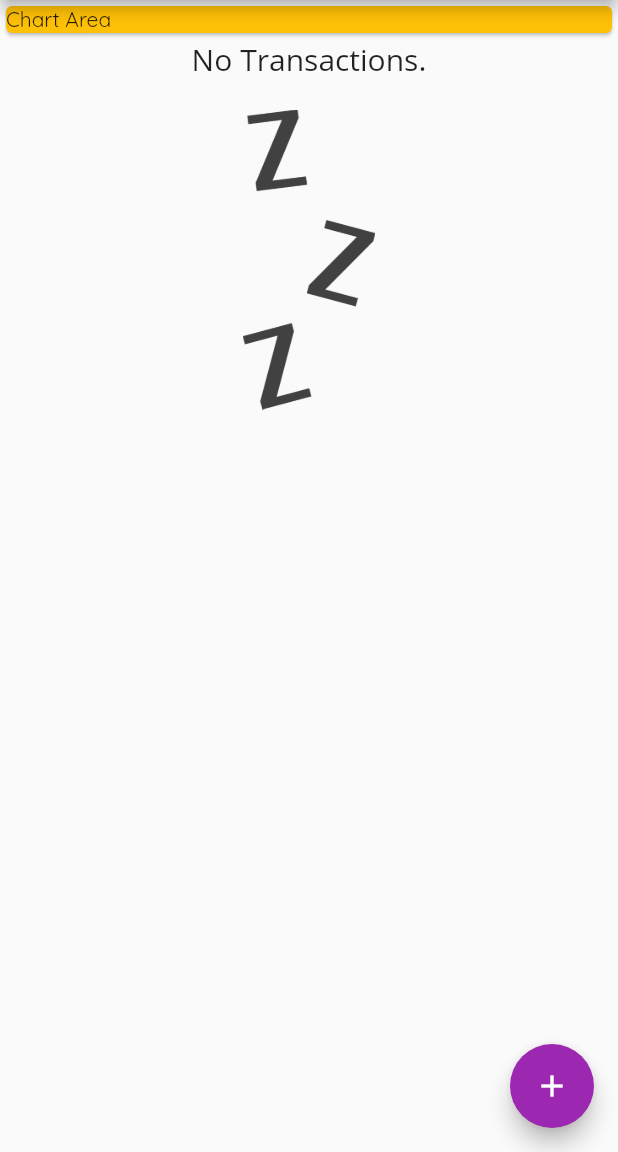
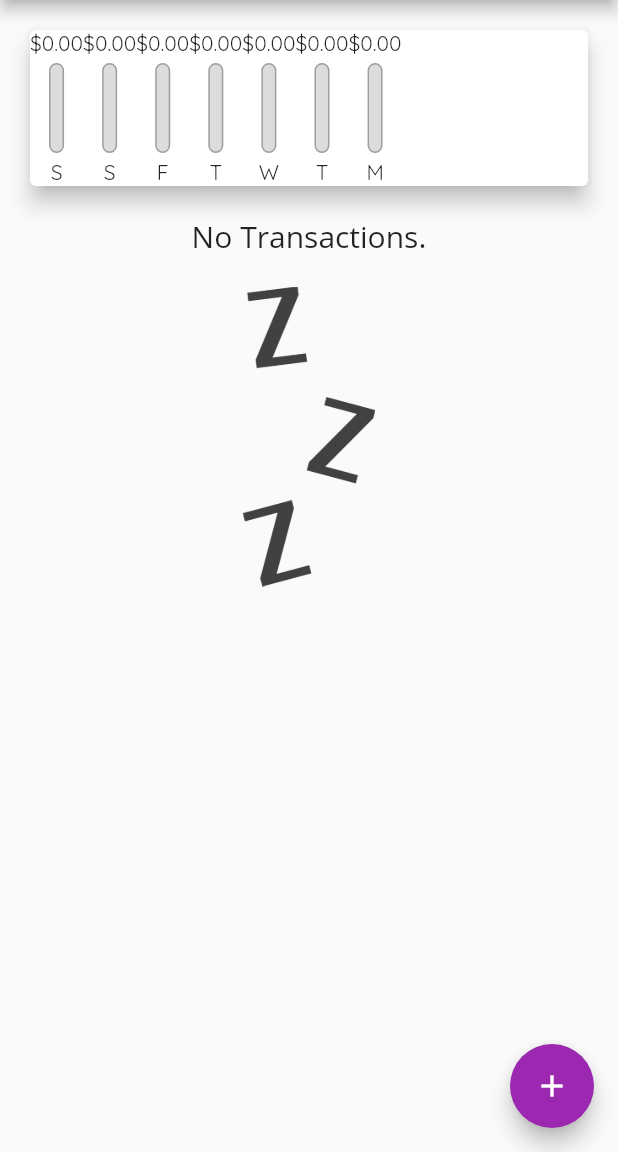
Before and after one commit to Deep-Bhakat/expenses_app, a Flutter app: the screen it shows after launch, on a phone screen of 412 x 824 dp, the part 84-1236 px from its top. Run offline on Flutter 3.47's test engine with Material 2 defaults, Android fonts, the phone set to English and light mode, and no system bars.

Commit message:
added chart

```diff
--- a/lib/main.dart
+++ b/lib/main.dart
@@ -1,3 +1,4 @@
+import 'package:expenses_app/chart.dart';
 import 'package:expenses_app/new_transaction.dart';
 import 'package:expenses_app/transaction.dart';
 import 'package:expenses_app/transaction_list.dart';
@@ -51,6 +52,16 @@ class _MyHomePageState extends State<MyHomePage> {
         });
   }
 
+  List<Transaction> get _recentTransactions {
+    return transactions.where((tx) {
+      return tx.date.isAfter(
+        DateTime.now().subtract(
+          Duration(days: 7),
+        ),
+      );
+    }).toList();
+  }
+
   @override
   Widget build(BuildContext context) {
     return Scaffold(
@@ -68,16 +79,7 @@ class _MyHomePageState extends State<MyHomePage> {
       body: SingleChildScrollView(
         child: Column(
           crossAxisAlignment: CrossAxisAlignment.stretch,
-          children: [
-            Container(
-              width: double.infinity,
-              child: Card(
-                child: Text('Chart Area'),
-                color: Colors.amber,
-              ),
-            ),
-            TransactionList(transactions)
-          ],
+          children: [Chart(_recentTransactions), TransactionList(transactions)],
         ),
       ),
       floatingActionButton: FloatingActionButton(
```
